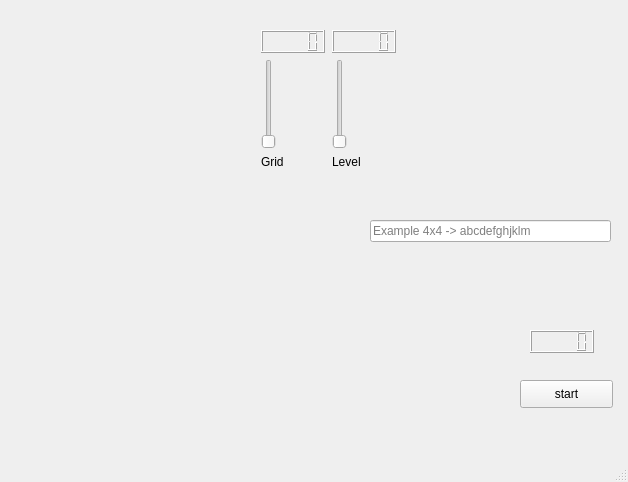
DavidKing4/2019S-Programmierpraktikum-Projekt, file MainTest.ui: the form before one commit.
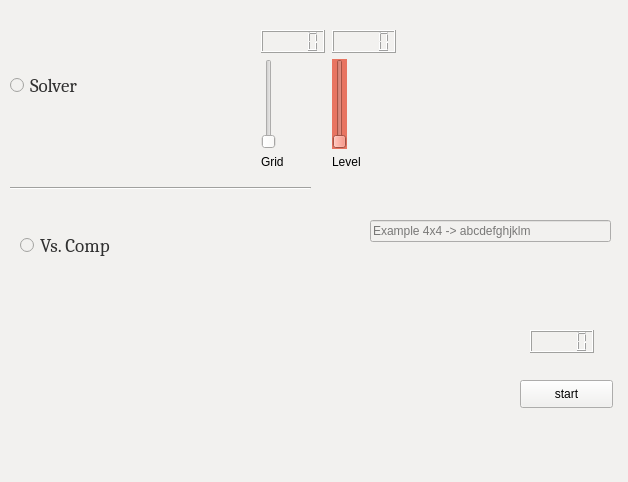
The form after the commit.

Commit message: Mode2 | Start-Restart, Multithreading optimization, fewer bugs

```diff
--- a/MainTest.ui
+++ b/MainTest.ui
@@ -13,6 +13,21 @@
   <property name="windowTitle">
    <string>MainWindow</string>
   </property>
+  <property name="autoFillBackground">
+   <bool>false</bool>
+  </property>
+  <property name="styleSheet">
+   <string notr="true">background: #f2f1ef</string>
+  </property>
+  <property name="documentMode">
+   <bool>false</bool>
+  </property>
+  <property name="tabShape">
+   <enum>QTabWidget::Rounded</enum>
+  </property>
+  <property name="dockNestingEnabled">
+   <bool>false</bool>
+  </property>
   <widget class="QWidget" name="centralwidget">
    <widget class="QPushButton" name="pushButton">
     <property name="geometry">
@@ -50,7 +65,80 @@
      </rect>
     </property>
    </widget>
-   <widget class="QWidget" name="">
+   <widget class="QRadioButton" name="radioButton">
+    <property name="geometry">
+     <rect>
+      <x>10</x>
+      <y>70</y>
+      <width>121</width>
+      <height>31</height>
+     </rect>
+    </property>
+    <property name="font">
+     <font>
+      <family>Cambria</family>
+      <pointsize>14</pointsize>
+     </font>
+    </property>
+    <property name="styleSheet">
+     <string notr="true"> color: #303030;
+
+background:#f2f1ef ;
+
+border: ;
+    border-radius: 20px;
+    border-style: outset;
+
+Text-align:center</string>
+    </property>
+    <property name="text">
+     <string>Solver</string>
+    </property>
+   </widget>
+   <widget class="QRadioButton" name="radioButton_2">
+    <property name="geometry">
+     <rect>
+      <x>20</x>
+      <y>230</y>
+      <width>121</width>
+      <height>31</height>
+     </rect>
+    </property>
+    <property name="font">
+     <font>
+      <family>Cambria</family>
+      <pointsize>14</pointsize>
+     </font>
+    </property>
+    <property name="styleSheet">
+     <string notr="true"> color: #303030;
+
+background:#f2f1ef ;
+
+border: ;
+    border-radius: 20px;
+    border-style: outset;
+
+Text-align:center</string>
+    </property>
+    <property name="text">
+     <string>Vs. Comp</string>
+    </property>
+   </widget>
+   <widget class="Line" name="line">
+    <property name="geometry">
+     <rect>
+      <x>10</x>
+      <y>180</y>
+      <width>301</width>
+      <height>16</height>
+     </rect>
+    </property>
+    <property name="orientation">
+     <enum>Qt::Horizontal</enum>
+    </property>
+   </widget>
+   <widget class="QWidget" name="layoutWidget">
     <property name="geometry">
      <rect>
       <x>260</x>
@@ -106,6 +194,32 @@
        </property>
       </widget>
      </item>
+     <item row="0" column="1">
+      <widget class="QLCDNumber" name="lcdNumber_2"/>
+     </item>
+     <item row="1" column="1">
+      <widget class="QSlider" name="verticalSlider_2">
+       <property name="styleSheet">
+        <string notr="true"> color: #303030;
+
+background: #e87461 ;
+border: ;
+    border-radius: 20px;
+    border-style: outset;
+
+Text-align:center</string>
+       </property>
+       <property name="minimum">
+        <number>1</number>
+       </property>
+       <property name="maximum">
+        <number>10</number>
+       </property>
+       <property name="orientation">
+        <enum>Qt::Vertical</enum>
+       </property>
+      </widget>
+     </item>
     </layout>
    </widget>
   </widget>
```
Left out of the diff: 16 changed lines with no effect on the pictures. The commit also changes 2 other files.
